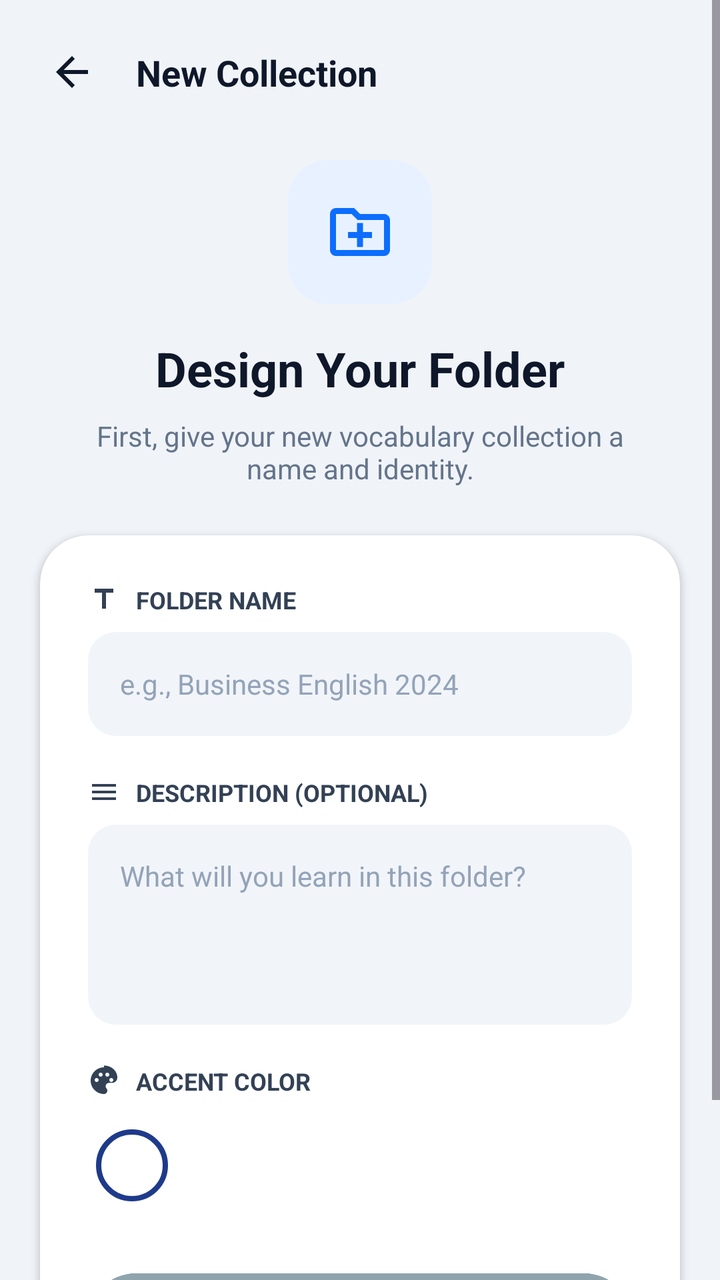
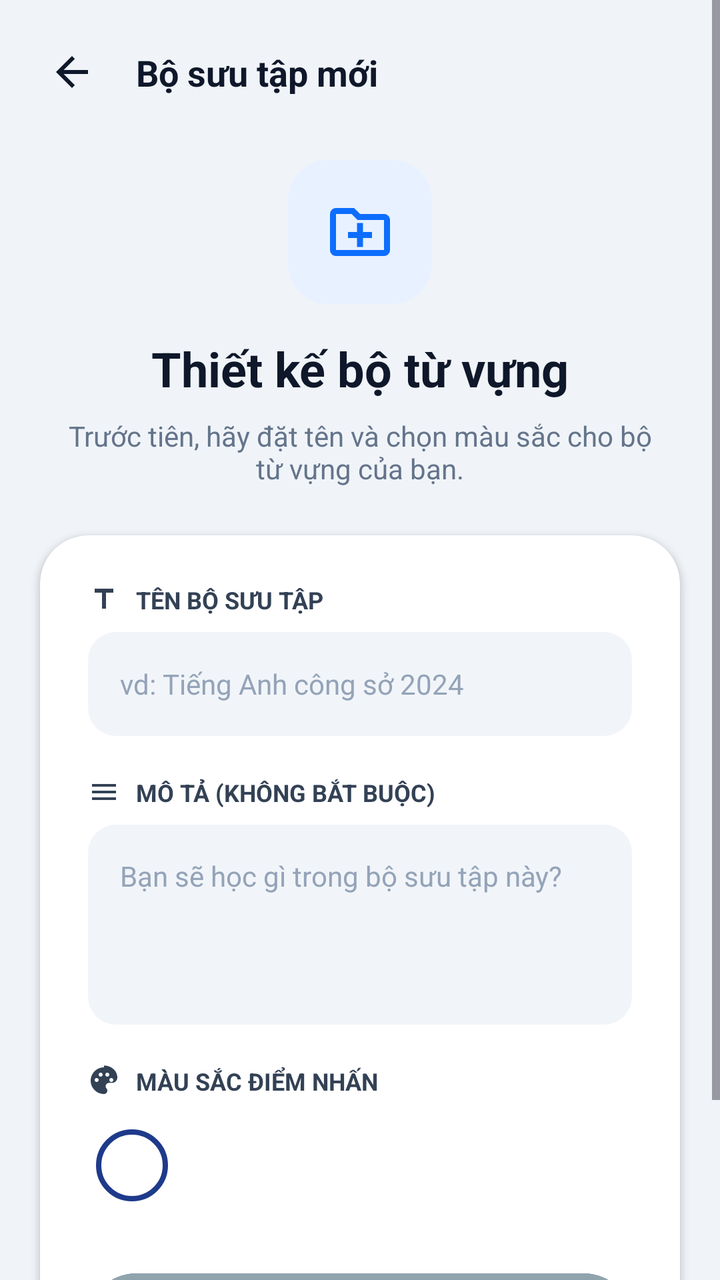

Compare the two renders of this Android layout. The source of the first and the diff that turns it into the second are given below.
<!-- AndroidManifest.xml: activity theme Theme.EnglishAIApp -->
<!-- res/layout/activity_new_collection.xml -->
<?xml version="1.0" encoding="utf-8"?>
<ScrollView xmlns:android="http://schemas.android.com/apk/res/android"
    xmlns:app="http://schemas.android.com/apk/res-auto"
    xmlns:tools="http://schemas.android.com/tools"
    android:layout_width="match_parent"
    android:layout_height="match_parent"
    android:background="#F0F4F8"
    android:fillViewport="true"
    tools:context=".NewCollectionActivity">

    <androidx.constraintlayout.widget.ConstraintLayout
        android:layout_width="match_parent"
        android:layout_height="wrap_content"
        android:paddingBottom="32dp">

        <ImageView
            android:id="@+id/btnBack"
            android:layout_width="40dp"
            android:layout_height="40dp"
            android:layout_marginStart="16dp"
            android:layout_marginTop="16dp"
            android:background="?android:attr/selectableItemBackgroundBorderless"
            android:contentDescription="Back"
            android:padding="8dp"
            android:src="@drawable/ic_arrow_back"
            app:layout_constraintStart_toStartOf="parent"
            app:layout_constraintTop_toTopOf="parent"
            app:tint="#0F172A" />

        <TextView
            android:id="@+id/txtHeaderTitle"
            android:layout_width="wrap_content"
            android:layout_height="wrap_content"
            android:layout_marginStart="12dp"
            android:text="New Collection"
            android:textColor="#0F172A"
            android:textSize="18sp"
            android:textStyle="bold"
            app:layout_constraintBottom_toBottomOf="@id/btnBack"
            app:layout_constraintStart_toEndOf="@id/btnBack"
            app:layout_constraintTop_toTopOf="@id/btnBack" />

        <FrameLayout
            android:id="@+id/layoutIconContainer"
            android:layout_width="72dp"
            android:layout_height="72dp"
            android:layout_marginTop="24dp"
            android:background="@drawable/bg_folder_icon_container"
            app:layout_constraintEnd_toEndOf="parent"
            app:layout_constraintStart_toStartOf="parent"
            app:layout_constraintTop_toBottomOf="@id/btnBack">

            <ImageView
                android:layout_width="36dp"
                android:layout_height="36dp"
                android:layout_gravity="center"
                android:contentDescription="Folder Icon"
                android:src="@drawable/ic_folder_add"
                app:tint="#0D6EFD" />
        </FrameLayout>

        <TextView
            android:id="@+id/txtDesignTitle"
            android:layout_width="wrap_content"
            android:layout_height="wrap_content"
            android:layout_marginTop="16dp"
            android:text="Design Your Folder"
            android:textColor="#0F172A"
            android:textSize="24sp"
            android:textStyle="bold"
            app:layout_constraintEnd_toEndOf="parent"
            app:layout_constraintStart_toStartOf="parent"
            app:layout_constraintTop_toBottomOf="@id/layoutIconContainer" />

        <TextView
            android:id="@+id/txtDesignSubtitle"
            android:layout_width="0dp"
            android:layout_height="wrap_content"
            android:layout_marginHorizontal="32dp"
            android:layout_marginTop="8dp"
            android:gravity="center"
            android:text="First, give your new vocabulary collection a name and identity."
            android:textColor="#64748B"
            android:textSize="14sp"
            app:layout_constraintEnd_toEndOf="parent"
            app:layout_constraintStart_toStartOf="parent"
            app:layout_constraintTop_toBottomOf="@id/txtDesignTitle" />

        <androidx.cardview.widget.CardView
            android:id="@+id/cardForm"
            android:layout_width="0dp"
            android:layout_height="wrap_content"
            android:layout_marginHorizontal="20dp"
            android:layout_marginTop="24dp"
            app:cardBackgroundColor="#FFFFFF"
            app:cardCornerRadius="24dp"
            app:cardElevation="2dp"
            app:layout_constraintEnd_toEndOf="parent"
            app:layout_constraintStart_toStartOf="parent"
            app:layout_constraintTop_toBottomOf="@id/txtDesignSubtitle">

            <LinearLayout
                android:layout_width="match_parent"
                android:layout_height="wrap_content"
                android:orientation="vertical"
                android:padding="24dp">

                <LinearLayout
                    android:layout_width="match_parent"
                    android:layout_height="wrap_content"
                    android:gravity="center_vertical"
                    android:orientation="horizontal">

                    <ImageView
                        android:layout_width="16dp"
                        android:layout_height="16dp"
                        android:contentDescription="Icon"
                        android:src="@drawable/ic_text"
                        app:tint="#334155" />

                    <TextView
                        android:layout_width="wrap_content"
                        android:layout_height="wrap_content"
                        android:layout_marginStart="8dp"
                        android:text="FOLDER NAME"
                        android:textColor="#334155"
                        android:textSize="12sp"
                        android:textStyle="bold" />
                </LinearLayout>

                <EditText
                    android:id="@+id/edtFolderName"
                    android:layout_width="match_parent"
                    android:layout_height="52dp"
                    android:layout_marginTop="8dp"
                    android:background="@drawable/bg_input_field"
                    android:hint="e.g., Business English 2024"
                    android:inputType="textCapWords"
                    android:paddingHorizontal="16dp"
                    android:textColor="#0F172A"
                    android:textColorHint="#94A3B8"
                    android:textSize="14sp" />

                <LinearLayout
                    android:layout_width="match_parent"
                    android:layout_height="wrap_content"
                    android:layout_marginTop="20dp"
                    android:gravity="center_vertical"
                    android:orientation="horizontal">

                    <ImageView
                        android:layout_width="16dp"
                        android:layout_height="16dp"
                        android:contentDescription="Icon"
                        android:src="@drawable/ic_description"
                        app:tint="#334155" />

                    <TextView
                        android:layout_width="wrap_content"
                        android:layout_height="wrap_content"
                        android:layout_marginStart="8dp"
                        android:text="DESCRIPTION (OPTIONAL)"
                        android:textColor="#334155"
                        android:textSize="12sp"
                        android:textStyle="bold" />
                </LinearLayout>

                <EditText
                    android:id="@+id/edtFolderDescription"
                    android:layout_width="match_parent"
                    android:layout_height="100dp"
                    android:layout_marginTop="8dp"
                    android:background="@drawable/bg_input_field"
                    android:gravity="top|start"
                    android:hint="What will you learn in this folder?"
                    android:inputType="textMultiLine"
                    android:padding="16dp"
                    android:textColor="#0F172A"
                    android:textColorHint="#94A3B8"
                    android:textSize="14sp" />

                <LinearLayout
                    android:layout_width="match_parent"
                    android:layout_height="wrap_content"
                    android:layout_marginTop="20dp"
                    android:gravity="center_vertical"
                    android:orientation="horizontal">

                    <ImageView
                        android:layout_width="16dp"
                        android:layout_height="16dp"
                        android:contentDescription="Icon"
                        android:src="@drawable/ic_palette"
                        app:tint="#334155" />

                    <TextView
                        android:layout_width="wrap_content"
                        android:layout_height="wrap_content"
                        android:layout_marginStart="8dp"
                        android:text="ACCENT COLOR"
                        android:textColor="#334155"
                        android:textSize="12sp"
                        android:textStyle="bold" />
                </LinearLayout>

                <LinearLayout
                    android:id="@+id/layoutColorPalette"
                    android:layout_width="match_parent"
                    android:layout_height="wrap_content"
                    android:layout_marginTop="12dp"
                    android:gravity="center_vertical"
                    android:orientation="horizontal">

                    <FrameLayout
                        android:id="@+id/wrapperColor1"
                        android:layout_width="44dp"
                        android:layout_height="44dp"
                        android:padding="4dp">
                        <View
                            android:id="@+id/colorCircle1"
                            android:layout_width="match_parent"
                            android:layout_height="match_parent"
                            android:background="@drawable/bg_color_selected_ring" />
                    </FrameLayout>

                    <View
                        android:layout_width="0dp"
                        android:layout_height="0dp"
                        android:layout_weight="1" />

                    <FrameLayout
                        android:id="@+id/wrapperColor2"
                        android:layout_width="44dp"
                        android:layout_height="44dp"
                        android:padding="4dp">
                        <View
                            android:id="@+id/colorCircle2"
                            android:layout_width="match_parent"
                            android:layout_height="match_parent" />
                    </FrameLayout>

                    <View
                        android:layout_width="0dp"
                        android:layout_height="0dp"
                        android:layout_weight="1" />

                    <FrameLayout
                        android:id="@+id/wrapperColor3"
                        android:layout_width="44dp"
                        android:layout_height="44dp"
                        android:padding="4dp">
                        <View
                            android:id="@+id/colorCircle3"
                            android:layout_width="match_parent"
                            android:layout_height="match_parent" />
                    </FrameLayout>

                    <View
                        android:layout_width="0dp"
                        android:layout_height="0dp"
                        android:layout_weight="1" />

                    <FrameLayout
                        android:id="@+id/wrapperColor4"
                        android:layout_width="44dp"
                        android:layout_height="44dp"
                        android:padding="4dp">
                        <View
                            android:id="@+id/colorCircle4"
                            android:layout_width="match_parent"
                            android:layout_height="match_parent" />
                    </FrameLayout>

                    <View
                        android:layout_width="0dp"
                        android:layout_height="0dp"
                        android:layout_weight="1" />

                    <FrameLayout
                        android:id="@+id/wrapperColor5"
                        android:layout_width="44dp"
                        android:layout_height="44dp"
                        android:padding="4dp">
                        <View
                            android:id="@+id/colorCircle5"
                            android:layout_width="match_parent"
                            android:layout_height="match_parent" />
                    </FrameLayout>

                </LinearLayout>

                <com.google.android.material.button.MaterialButton
                    android:id="@+id/btnCreateCollection"
                    android:layout_width="match_parent"
                    android:layout_height="56dp"
                    android:layout_marginTop="28dp"
                    android:backgroundTint="#90A4AE"
                    android:enabled="false"
                    android:text="Create Collection"
                    android:textAllCaps="false"
                    android:textColor="#FFFFFF"
                    android:textSize="16sp"
                    android:textStyle="bold"
                    app:cornerRadius="28dp"
                    app:elevation="0dp" />

            </LinearLayout>

        </androidx.cardview.widget.CardView>

    </androidx.constraintlayout.widget.ConstraintLayout>

</ScrollView>
<!-- resources referenced by this layout -->
<resources>
  <!-- drawable bg_color_selected_ring (drawable) -->
  <?xml version="1.0" encoding="utf-8"?>
  <shape xmlns:android="http://schemas.android.com/apk/res/android"
      android:shape="oval">
      <solid android:color="#00000000" />
      <stroke
          android:width="2.5dp"
          android:color="#1E3A8A" />
  </shape>
  <!-- drawable bg_folder_icon_container (drawable) -->
  <?xml version="1.0" encoding="utf-8"?>
  <shape xmlns:android="http://schemas.android.com/apk/res/android"
      android:shape="rectangle">
      <solid android:color="#E8F1FF" />
      <corners android:radius="20dp" />
  </shape>
  <!-- drawable bg_input_field (drawable) -->
  <?xml version="1.0" encoding="utf-8"?>
  <shape xmlns:android="http://schemas.android.com/apk/res/android"
      android:shape="rectangle">
      <solid android:color="#F1F5F9" />
      <corners android:radius="14dp" />
  </shape>
  <!-- drawable ic_arrow_back (drawable) -->
  <vector xmlns:android="http://schemas.android.com/apk/res/android"
      android:width="24dp"
      android:height="24dp"
      android:viewportWidth="24"
      android:viewportHeight="24">
      <path
          android:fillColor="#0F172A"
          android:pathData="M20,11H7.83l5.59,-5.59L12,4l-8,8 8,8 1.41,-1.41L7.83,13H20v-2z" />
  </vector>
  <!-- drawable ic_description (drawable) -->
  <vector xmlns:android="http://schemas.android.com/apk/res/android"
      android:width="18dp"
      android:height="18dp"
      android:viewportWidth="24"
      android:viewportHeight="24">
      <path
          android:fillColor="#334155"
          android:pathData="M3,18h18v-2H3v2zm0-5h18v-2H3v2zm0-7v2h18V6H3z" />
  </vector>
  <!-- drawable ic_folder_add (drawable) -->
  <vector xmlns:android="http://schemas.android.com/apk/res/android"
      android:width="48dp"
      android:height="48dp"
      android:viewportWidth="24"
      android:viewportHeight="24">
      <path
          android:fillColor="#0D6EFD"
          android:pathData="M20,6h-8l-2,-2H4C2.9,4 2.01,4.9 2.01,6L2,18c0,1.1 0.9,2 2,2h16c1.1,0 2,-0.9 2,-2V8C22,6.9 21.1,6 20,6zM20,18H4V6h5.17l2,2H20V18zM13,9h-2v3H8v2h3v3h2v-3h3v-2h-3V9z" />
  </vector>
  <!-- drawable ic_palette (drawable) -->
  <vector xmlns:android="http://schemas.android.com/apk/res/android"
      android:width="18dp"
      android:height="18dp"
      android:viewportWidth="24"
      android:viewportHeight="24">
      <path
          android:fillColor="#334155"
          android:pathData="M12,2C6.49,2 2,6.49 2,12s4.49,10 10,10c1.38,0 2.5,-1.12 2.5,-2.5 0,-0.61 -0.23,-1.21 -0.64,-1.67 -0.4,-0.46 -0.62,-1.05 -0.62,-1.67 0,-1.38 1.12,-2.5 2.5,-2.5H18c2.21,0 4,-1.79 4,-4 0,-4.97 -4.48,-9 -10,-9zM6.5,13c-0.83,0 -1.5,-0.67 -1.5,-1.5S5.67,10 6.5,10s1.5,0.67 1.5,1.5S7.33,13 6.5,13zm3,-4C8.67,9 8,8.33 8,7.5S8.67,6 9.5,6s1.5,0.67 1.5,1.5S10.33,9 9.5,9zm5,0c-0.83,0 -1.5,-0.67 -1.5,-1.5S13.67,6 14.5,6s1.5,0.67 1.5,1.5S15.33,9 14.5,9zm3,4c-0.83,0 -1.5,-0.67 -1.5,-1.5s0.67,-1.5 1.5,-1.5 1.5,0.67 1.5,1.5 -0.67,1.5 -1.5,1.5z" />
  </vector>
  <!-- drawable ic_text (drawable) -->
  <vector xmlns:android="http://schemas.android.com/apk/res/android"
      android:width="18dp"
      android:height="18dp"
      android:viewportWidth="24"
      android:viewportHeight="24">
      <path
          android:fillColor="#334155"
          android:pathData="M5,4v3h5.5v12h3V7H19V4H5z" />
  </vector>
  <style name="Theme.EnglishAIApp" parent="Theme.Material3.DayNight.NoActionBar" />
</resources>

<!-- the commit's change to res/layout/activity_new_collection.xml (unified diff, before → after) -->
@@ -32,7 +32,7 @@
             android:layout_width="wrap_content"
             android:layout_height="wrap_content"
             android:layout_marginStart="12dp"
-            android:text="New Collection"
+            android:text="Bộ sưu tập mới"
             android:textColor="#0F172A"
             android:textSize="18sp"
             android:textStyle="bold"
@@ -64,7 +64,7 @@
             android:layout_width="wrap_content"
             android:layout_height="wrap_content"
             android:layout_marginTop="16dp"
-            android:text="Design Your Folder"
+            android:text="Thiết kế bộ từ vựng"
             android:textColor="#0F172A"
             android:textSize="24sp"
             android:textStyle="bold"
@@ -79,7 +79,7 @@
             android:layout_marginHorizontal="32dp"
             android:layout_marginTop="8dp"
             android:gravity="center"
-            android:text="First, give your new vocabulary collection a name and identity."
+            android:text="Trước tiên, hãy đặt tên và chọn màu sắc cho bộ từ vựng của bạn."
             android:textColor="#64748B"
             android:textSize="14sp"
             app:layout_constraintEnd_toEndOf="parent"
@@ -122,7 +122,7 @@
                         android:layout_width="wrap_content"
                         android:layout_height="wrap_content"
                         android:layout_marginStart="8dp"
-                        android:text="FOLDER NAME"
+                        android:text="TÊN BỘ SƯU TẬP"
                         android:textColor="#334155"
                         android:textSize="12sp"
                         android:textStyle="bold" />
@@ -134,7 +134,8 @@
                     android:layout_height="52dp"
                     android:layout_marginTop="8dp"
                     android:background="@drawable/bg_input_field"
-                    android:hint="e.g., Business English 2024"
+                    android:hint="vd: Tiếng Anh công sở 2024"
+                    android:importantForAutofill="no"
                     android:inputType="textCapWords"
                     android:paddingHorizontal="16dp"
                     android:textColor="#0F172A"
@@ -159,7 +160,7 @@
                         android:layout_width="wrap_content"
                         android:layout_height="wrap_content"
                         android:layout_marginStart="8dp"
-                        android:text="DESCRIPTION (OPTIONAL)"
+                        android:text="MÔ TẢ (KHÔNG BẮT BUỘC)"
                         android:textColor="#334155"
                         android:textSize="12sp"
                         android:textStyle="bold" />
@@ -172,7 +173,8 @@
                     android:layout_marginTop="8dp"
                     android:background="@drawable/bg_input_field"
                     android:gravity="top|start"
-                    android:hint="What will you learn in this folder?"
+                    android:hint="Bạn sẽ học gì trong bộ sưu tập này?"
+                    android:importantForAutofill="no"
                     android:inputType="textMultiLine"
                     android:padding="16dp"
                     android:textColor="#0F172A"
@@ -197,7 +199,7 @@
                         android:layout_width="wrap_content"
                         android:layout_height="wrap_content"
                         android:layout_marginStart="8dp"
-                        android:text="ACCENT COLOR"
+                        android:text="MÀU SẮC ĐIỂM NHẤN"
                         android:textColor="#334155"
                         android:textSize="12sp"
                         android:textStyle="bold" />
@@ -296,7 +298,7 @@
                     android:layout_marginTop="28dp"
                     android:backgroundTint="#90A4AE"
                     android:enabled="false"
-                    android:text="Create Collection"
+                    android:text="Tạo bộ sưu tập"
                     android:textAllCaps="false"
                     android:textColor="#FFFFFF"
                     android:textSize="16sp"
